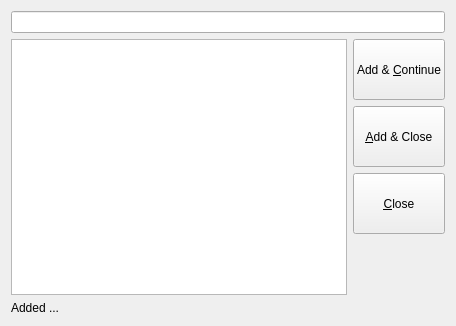
The window that searchWidget.ui (thomaslundgaard/Pimp) describes before a commit, drawn with Qt 5.
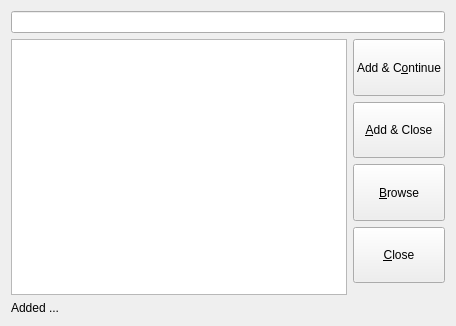
The same window after the commit.

Commit message: preparations for browser widget added

Diff of the .ui file:
```diff
--- a/searchWidget.ui
+++ b/searchWidget.ui
@@ -21,7 +21,7 @@
     <layout class="QVBoxLayout" name="vbox">
      <item>
       <layout class="QGridLayout" name="gridLayout">
-       <item row="3" column="1">
+       <item row="4" column="1">
         <widget class="QPushButton" name="closeBtn">
          <property name="sizePolicy">
           <sizepolicy hsizetype="Minimum" vsizetype="Expanding">
@@ -59,7 +59,7 @@
          </property>
         </widget>
        </item>
-       <item row="1" column="0" rowspan="4">
+       <item row="1" column="0" rowspan="6">
         <widget class="QListWidget" name="resultList">
          <property name="sizePolicy">
           <sizepolicy hsizetype="Expanding" vsizetype="Expanding">
@@ -90,22 +90,28 @@
           </size>
          </property>
          <property name="text">
-          <string>Add &amp;&amp; &amp;Continue</string>
+          <string>Add &amp;&amp; C&amp;ontinue</string>
          </property>
         </widget>
        </item>
-       <item row="4" column="1">
-        <spacer name="verticalSpacer">
-         <property name="orientation">
-          <enum>Qt::Vertical</enum>
+       <item row="3" column="1">
+        <widget class="QPushButton" name="browseBtn">
+         <property name="sizePolicy">
+          <sizepolicy hsizetype="Minimum" vsizetype="Expanding">
+           <horstretch>0</horstretch>
+           <verstretch>0</verstretch>
+          </sizepolicy>
          </property>
-         <property name="sizeHint" stdset="0">
+         <property name="maximumSize">
           <size>
-           <width>0</width>
-           <height>40</height>
+           <width>16777215</width>
+           <height>75</height>
           </size>
          </property>
-        </spacer>
+         <property name="text">
+          <string>&amp;Browse</string>
+         </property>
+        </widget>
        </item>
       </layout>
      </item>
```
Left out of the diff: 29 changed lines with no effect on the pictures. The commit also changes 7 other files.
